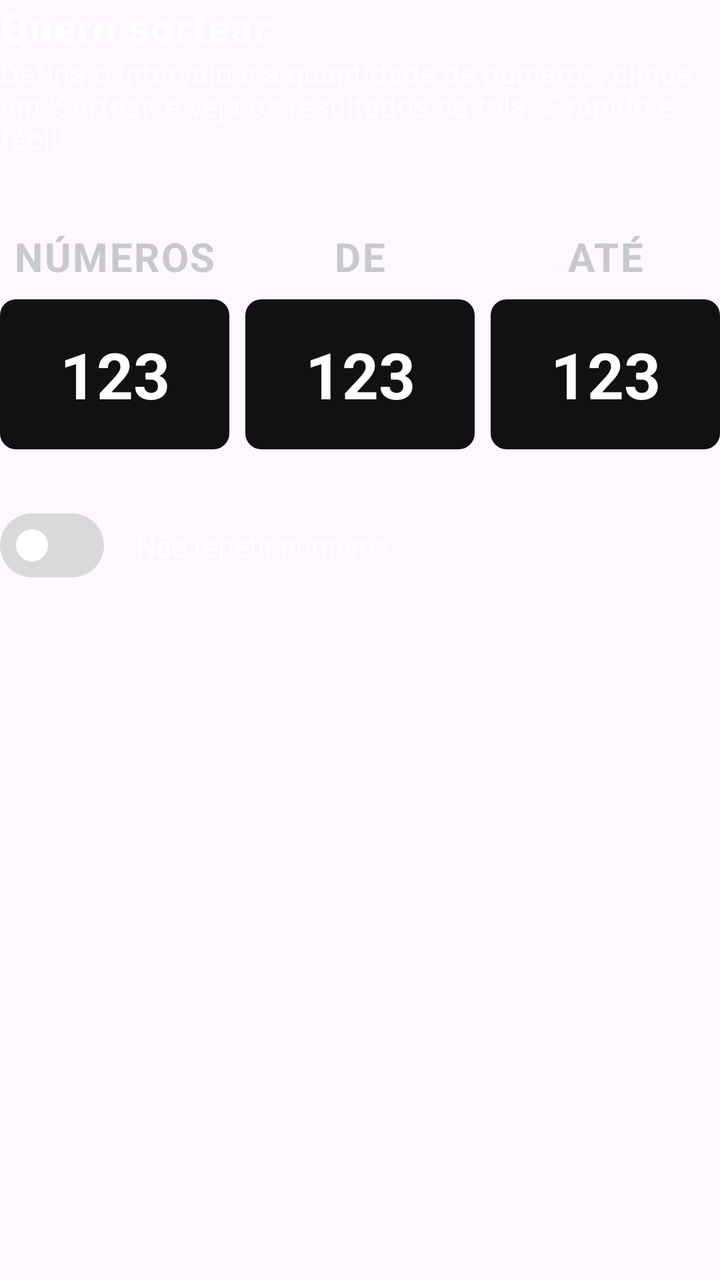
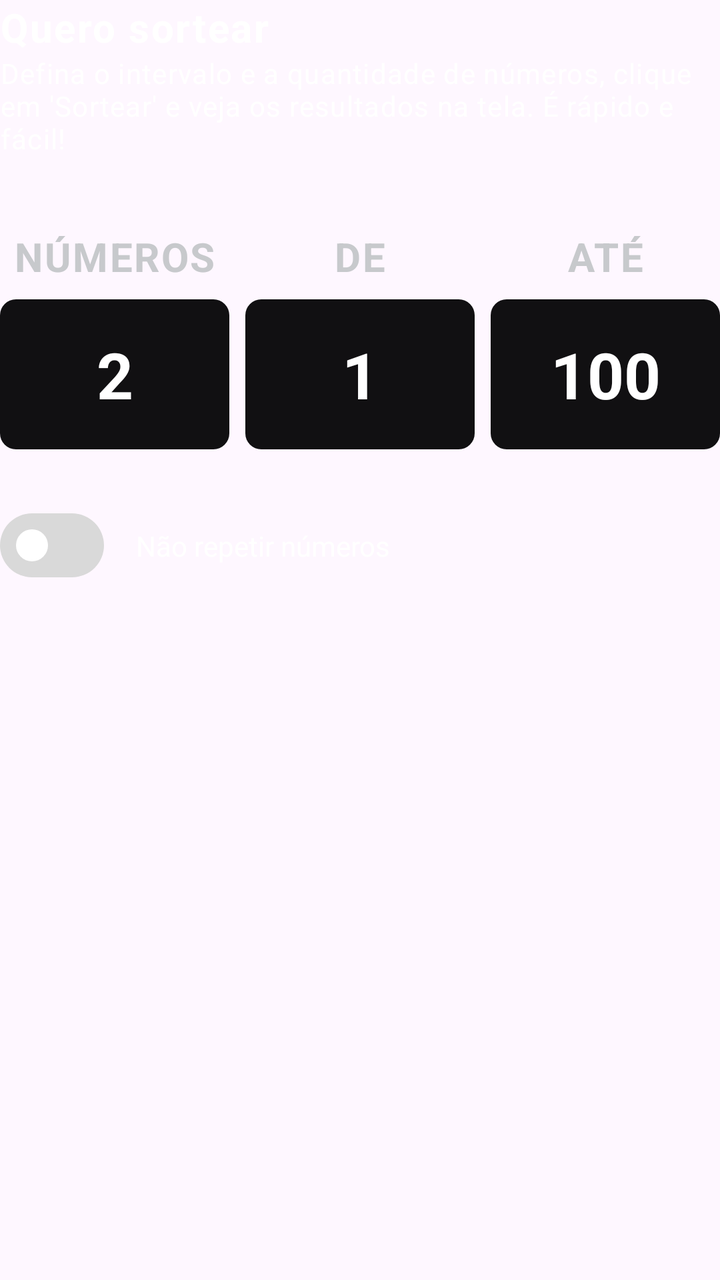

The first picture is an Android layout as it rendered before a commit; the second is the same layout after the commit. The layout source and the unified diff follow.
<!-- AndroidManifest.xml: application theme Theme.SorteadorDeNumeros -->
<!-- res/layout/fragment_configuracao_de_sorteio.xml -->
<?xml version="1.0" encoding="utf-8"?>
<androidx.constraintlayout.widget.ConstraintLayout xmlns:android="http://schemas.android.com/apk/res/android"
    xmlns:app="http://schemas.android.com/apk/res-auto"
    xmlns:tools="http://schemas.android.com/tools"
    android:layout_width="match_parent"
    android:layout_height="wrap_content"
    tools:background="@color/background_primary"
    tools:context=".ConfiguracaoDeSorteioFragment">

    <TextView
        android:id="@+id/tvInfoTitle"
        android:layout_width="match_parent"
        android:layout_height="wrap_content"
        android:text="@string/quero_sortear"
        android:textAppearance="@style/TextAppearance.RobotoFlex.LabelMedium"
        app:layout_constraintEnd_toEndOf="parent"
        app:layout_constraintStart_toStartOf="parent"
        app:layout_constraintTop_toTopOf="parent" />

    <TextView
        android:id="@+id/tvInfoContent"
        android:layout_width="match_parent"
        android:layout_height="wrap_content"
        android:text="@string/sortear_descricao"
        android:textAppearance="@style/TextAppearance.RobotoFlex.ParagraphMedium"
        app:layout_constraintEnd_toEndOf="parent"
        app:layout_constraintStart_toStartOf="parent"
        app:layout_constraintTop_toBottomOf="@+id/tvInfoTitle" />

    <LinearLayout
        android:id="@+id/llInputs"
        android:layout_width="match_parent"
        android:layout_height="wrap_content"
        android:layout_marginTop="36dp"
        android:orientation="horizontal"
        android:weightSum="3"
        app:layout_constraintEnd_toEndOf="parent"
        app:layout_constraintStart_toStartOf="parent"
        app:layout_constraintTop_toBottomOf="@+id/tvInfoContent">

        <LinearLayout
            android:layout_width="wrap_content"
            android:layout_height="wrap_content"
            android:layout_weight="1"
            android:orientation="vertical">

            <TextView
                android:layout_width="match_parent"
                android:layout_height="wrap_content"
                android:text="@string/n_meros"
                android:textAlignment="center"
                android:textAppearance="@style/TextAppearance.RobotoFlex.LabelMedium"
                android:textColor="@color/content_secondary" />

            <Space
                android:layout_width="0dp"
                android:layout_height="8dp" />

            <EditText
                android:layout_width="match_parent"
                android:layout_height="wrap_content"
                android:background="@drawable/bg_edittext"
                android:inputType="number"
                android:padding="16dp"
                android:text="123"
                android:textAlignment="center"
                android:textAppearance="@style/TextAppearance.Sora.DisplaySmall"
                android:textColor="@color/white" />

        </LinearLayout>

        <Space
            android:layout_width="8dp"
            android:layout_height="0dp" />

        <LinearLayout
            android:layout_width="wrap_content"
            android:layout_height="wrap_content"
            android:layout_weight="1"
            android:orientation="vertical">

            <TextView
                android:layout_width="match_parent"
                android:layout_height="wrap_content"
                android:text="@string/de"
                android:textAlignment="center"
                android:textAppearance="@style/TextAppearance.RobotoFlex.LabelMedium"
                android:textColor="@color/content_secondary" />

            <Space
                android:layout_width="0dp"
                android:layout_height="8dp" />

            <EditText
                android:layout_width="match_parent"
                android:layout_height="wrap_content"
                android:background="@drawable/bg_edittext"
                android:inputType="number"
                android:padding="16dp"
                android:text="123"
                android:textAlignment="center"
                android:textAppearance="@style/TextAppearance.Sora.DisplaySmall"
                android:textColor="@color/white" />

        </LinearLayout>

        <Space
            android:layout_width="8dp"
            android:layout_height="0dp" />

        <LinearLayout
            android:layout_width="wrap_content"
            android:layout_height="wrap_content"
            android:layout_weight="1"
            android:orientation="vertical">

            <TextView
                android:layout_width="match_parent"
                android:layout_height="wrap_content"
                android:text="@string/at"
                android:textAlignment="center"
                android:textAppearance="@style/TextAppearance.RobotoFlex.LabelMedium"
                android:textColor="@color/content_secondary" />

            <Space
                android:layout_width="0dp"
                android:layout_height="8dp" />

            <EditText
                android:layout_width="match_parent"
                android:layout_height="wrap_content"
                android:background="@drawable/bg_edittext"
                android:inputType="number"
                android:padding="16dp"
                android:text="123"
                android:textAlignment="center"
                android:textAppearance="@style/TextAppearance.Sora.DisplaySmall"
                android:textColor="@color/white" />

        </LinearLayout>

    </LinearLayout>

    <com.google.android.material.materialswitch.MaterialSwitch
        android:id="@+id/swtNotRepeatNumbers"
        android:layout_width="wrap_content"
        android:layout_height="wrap_content"
        android:layout_marginTop="24dp"
        app:layout_constraintStart_toStartOf="parent"
        app:layout_constraintTop_toBottomOf="@+id/llInputs"
        app:thumbTint="@color/white"
        app:trackDecorationTint="@android:color/transparent"
        app:trackTint="@color/content_tertiary" />

    <TextView
        android:layout_width="0dp"
        android:layout_height="wrap_content"
        android:layout_marginStart="16dp"
        android:text="@string/n_o_repetir_n_meros"
        app:layout_constraintBottom_toBottomOf="@+id/swtNotRepeatNumbers"
        app:layout_constraintEnd_toEndOf="parent"
        app:layout_constraintStart_toEndOf="@+id/swtNotRepeatNumbers"
        app:layout_constraintTop_toTopOf="@+id/swtNotRepeatNumbers" />

</androidx.constraintlayout.widget.ConstraintLayout>
<!-- resources referenced by this layout -->
<resources>
  <color name="background_primary">#020202</color>
  <color name="content_secondary">#C7C9CC</color>
  <color name="content_tertiary">#D9D9D9</color>
  <color name="white">#FFFFFFFF</color>
  <!-- drawable bg_edittext (drawable) -->
  <?xml version="1.0" encoding="utf-8"?>
  <shape xmlns:android="http://schemas.android.com/apk/res/android"
      android:shape="rectangle">
  
      <solid android:color="@color/background_secondary" />
  
      <corners android:radius="8dp" />
  </shape>
  <string name="at">ATÉ</string>
  <string name="de">DE</string>
  <string name="n_meros">NÚMEROS</string>
  <string name="n_o_repetir_n_meros">Não repetir números</string>
  <string name="quero_sortear">Quero sortear</string>
  <string name="sortear_descricao">Defina o intervalo e a quantidade de números, clique em \'Sortear\' e veja os resultados na tela. É rápido e fácil!</string>
  <style name="TextAppearance.RobotoFlex.LabelMedium" parent="TextAppearance.Material3.LabelMedium">
          <item name="fontFamily">@font/roboto_flex</item>
          <item name="android:textSize">20sp</item>
          
          <item name="android:lineSpacingExtra">5sp</item>
          <item name="android:lineSpacingMultiplier">1.5</item>
          <item name="android:textStyle">bold</item>
      </style>
  <style name="TextAppearance.RobotoFlex.ParagraphMedium" parent="TextAppearance.MaterialComponents.Body1">
          <item name="fontFamily">@font/roboto_flex</item>
          <item name="android:textSize">14sp</item>
          
          <item name="android:lineSpacingExtra">3sp</item>
          <item name="android:lineSpacingMultiplier">1.5</item>
      </style>
  <style name="TextAppearance.Sora.DisplaySmall" parent="TextAppearance.Material3.DisplaySmall">
          <item name="fontFamily">@font/sora</item>
          <item name="android:textSize">32sp</item>
          
          <item name="android:lineSpacingExtra">3sp</item>
          <item name="android:lineSpacingMultiplier">1.3</item>
          <item name="android:textStyle">bold</item>
          <item name="android:textAllCaps">true</item>
      </style>
  <style name="Theme.SorteadorDeNumeros" parent="Base.Theme.SorteadorDeNumeros">
          <item name="android:textColor">@android:color/white</item>
  
      </style>
  <color name="background_secondary">#111012</color>
  <style name="Base.Theme.SorteadorDeNumeros" parent="Theme.Material3.DayNight.NoActionBar">
          
          
      </style>
</resources>

<!-- the commit's change to res/layout/fragment_configuracao_de_sorteio.xml (unified diff, before → after) -->
@@ -18,7 +18,7 @@
         app:layout_constraintTop_toTopOf="parent" />
 
     <TextView
-        android:id="@+id/tvInfoContent"
+        android:id="@+id/tvDrawNumber"
         android:layout_width="match_parent"
         android:layout_height="wrap_content"
         android:text="@string/sortear_descricao"
@@ -36,7 +36,7 @@
         android:weightSum="3"
         app:layout_constraintEnd_toEndOf="parent"
         app:layout_constraintStart_toStartOf="parent"
-        app:layout_constraintTop_toBottomOf="@+id/tvInfoContent">
+        app:layout_constraintTop_toBottomOf="@+id/tvDrawNumber">
 
         <LinearLayout
             android:layout_width="wrap_content"
@@ -57,12 +57,13 @@
                 android:layout_height="8dp" />
 
             <EditText
+                android:id="@+id/etAmountNumbers"
                 android:layout_width="match_parent"
                 android:layout_height="wrap_content"
                 android:background="@drawable/bg_edittext"
                 android:inputType="number"
                 android:padding="16dp"
-                android:text="123"
+                android:text="2"
                 android:textAlignment="center"
                 android:textAppearance="@style/TextAppearance.Sora.DisplaySmall"
                 android:textColor="@color/white" />
@@ -92,12 +93,13 @@
                 android:layout_height="8dp" />
 
             <EditText
+                android:id="@+id/etFromLimit"
                 android:layout_width="match_parent"
                 android:layout_height="wrap_content"
                 android:background="@drawable/bg_edittext"
                 android:inputType="number"
                 android:padding="16dp"
-                android:text="123"
+                android:text="1"
                 android:textAlignment="center"
                 android:textAppearance="@style/TextAppearance.Sora.DisplaySmall"
                 android:textColor="@color/white" />
@@ -127,12 +129,13 @@
                 android:layout_height="8dp" />
 
             <EditText
+                android:id="@+id/etFinalLimit"
                 android:layout_width="match_parent"
                 android:layout_height="wrap_content"
                 android:background="@drawable/bg_edittext"
                 android:inputType="number"
                 android:padding="16dp"
-                android:text="123"
+                android:text="100"
                 android:textAlignment="center"
                 android:textAppearance="@style/TextAppearance.Sora.DisplaySmall"
                 android:textColor="@color/white" />
